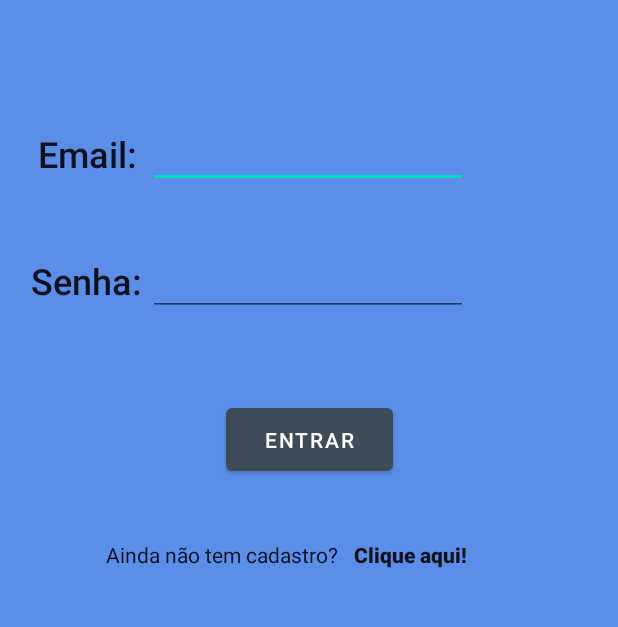
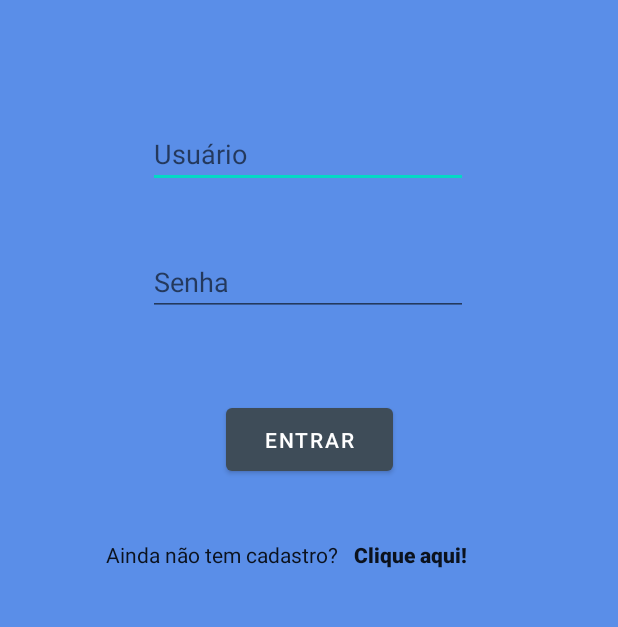
Before and after one commit to luizgustavogz/AppBarberFast, an Android app: the screen it shows after launch (ActivityTelaLogin), on a phone screen of 412 x 824 dp, the part 261-888 px from its top. Run offline under Robolectric (Android 15) with nearby library versions, the phone set to English and light mode, and no system bars.

Commit message:
Pequenas mudanças - Tela login

```diff
--- a/app/src/main/java/com/example/appbarberfast/ActivityTelaLogin.java
+++ b/app/src/main/java/com/example/appbarberfast/ActivityTelaLogin.java
@@ -2,7 +2,9 @@ package com.example.appbarberfast;
 
 import androidx.appcompat.app.AppCompatActivity;
 
+import android.content.Intent;
 import android.os.Bundle;
+import android.view.View;
 import android.widget.Button;
 import android.widget.EditText;
 import android.widget.ImageView;
@@ -10,8 +12,6 @@ import android.widget.TextView;
 
 public class ActivityTelaLogin extends AppCompatActivity {
 
-    ImageView logo_barberfast;
-    EditText email, senha;
     Button btnEntrar;
     TextView txtCadastro;
 
@@ -21,10 +21,34 @@ public class ActivityTelaLogin extends AppCompatActivity {
         super.onCreate(savedInstanceState);
         setContentView(R.layout.activity_login);
 
-        logo_barberfast = (ImageView) findViewById(R.id.logo_barberfast);
-        email = (EditText) findViewById(R.id.email);
-        senha = (EditText) findViewById(R.id.senha);
         btnEntrar = (Button) findViewById(R.id.btnEntrar);
         txtCadastro = (TextView) findViewById(R.id.txtCadastro);
+
+        //abrirTelaCadastro();
+        //abrirTelaMenu();
     }
+
+    /*
+    public void abrirTelaCadastro(){
+        txtCadastro.setOnClickListener(new View.OnClickListener() {
+            @Override
+            public void onClick(View view) {
+                Intent telaCadastro = new Intent(getApplicationContext(), ActivityTelaCadastro.class);
+                startActivity(telaCadastro);
+            }
+        });
+    }
+    */
+
+    /*
+    public void abrirTelaMenu(){
+        btnEntrar.setOnClickListener(new View.OnClickListener() {
+            @Override
+            public void onClick(View view) {
+                Intent telaMenu = new Intent(getApplicationContext(), ActivityTelaMenu.class);
+                startActivity(telaMenu);
+            }
+        });
+    }
+    */
 }
--- a/app/src/main/res/layout/activity_login.xml
+++ b/app/src/main/res/layout/activity_login.xml
@@ -20,47 +20,19 @@
         app:srcCompat="@drawable/logo_barberfast" />
 
     <EditText
-        android:id="@+id/email"
+        android:id="@+id/usuario"
         android:layout_width="wrap_content"
         android:layout_height="wrap_content"
         android:layout_marginStart="100dp"
         android:layout_marginTop="80dp"
         android:layout_marginEnd="100dp"
         android:ems="10"
+        android:hint="Usuário"
         android:inputType="textEmailAddress"
         app:layout_constraintEnd_toEndOf="parent"
         app:layout_constraintHorizontal_bias="1.0"
         app:layout_constraintStart_toStartOf="parent"
         app:layout_constraintTop_toBottomOf="@+id/logo_barberfast" />
-
-    <TextView
-        android:id="@+id/textView"
-        android:layout_width="wrap_content"
-        android:layout_height="wrap_content"
-        android:layout_marginStart="35dp"
-        android:layout_marginTop="86dp"
-        android:layout_marginEnd="15dp"
-        android:text="Email:"
-        android:textAppearance="@style/TextAppearance.AppCompat.Body2"
-        android:textSize="24sp"
-        app:layout_constraintEnd_toStartOf="@+id/email"
-        app:layout_constraintHorizontal_bias="0.571"
-        app:layout_constraintStart_toStartOf="parent"
-        app:layout_constraintTop_toBottomOf="@+id/logo_barberfast" />
-
-    <TextView
-        android:id="@+id/textView3"
-        android:layout_width="wrap_content"
-        android:layout_height="wrap_content"
-        android:layout_marginStart="26dp"
-        android:layout_marginTop="52dp"
-        android:layout_marginEnd="10dp"
-        android:text="Senha:"
-        android:textAppearance="@style/TextAppearance.AppCompat.Body2"
-        android:textSize="24sp"
-        app:layout_constraintEnd_toStartOf="@+id/senha"
-        app:layout_constraintStart_toStartOf="parent"
-        app:layout_constraintTop_toBottomOf="@+id/textView" />
 
     <EditText
         android:id="@+id/senha"
@@ -70,11 +42,12 @@
         android:layout_marginTop="40dp"
         android:layout_marginEnd="100dp"
         android:ems="10"
+        android:hint="Senha"
         android:inputType="textPassword"
         app:layout_constraintEnd_toEndOf="parent"
         app:layout_constraintHorizontal_bias="1.0"
         app:layout_constraintStart_toStartOf="parent"
-        app:layout_constraintTop_toBottomOf="@+id/email" />
+        app:layout_constraintTop_toBottomOf="@+id/usuario" />
 
     <TextView
         android:id="@+id/textView2"
```
Also changed, not shown: app/src/main/res/drawable/barber_fast_icon.png (added).
